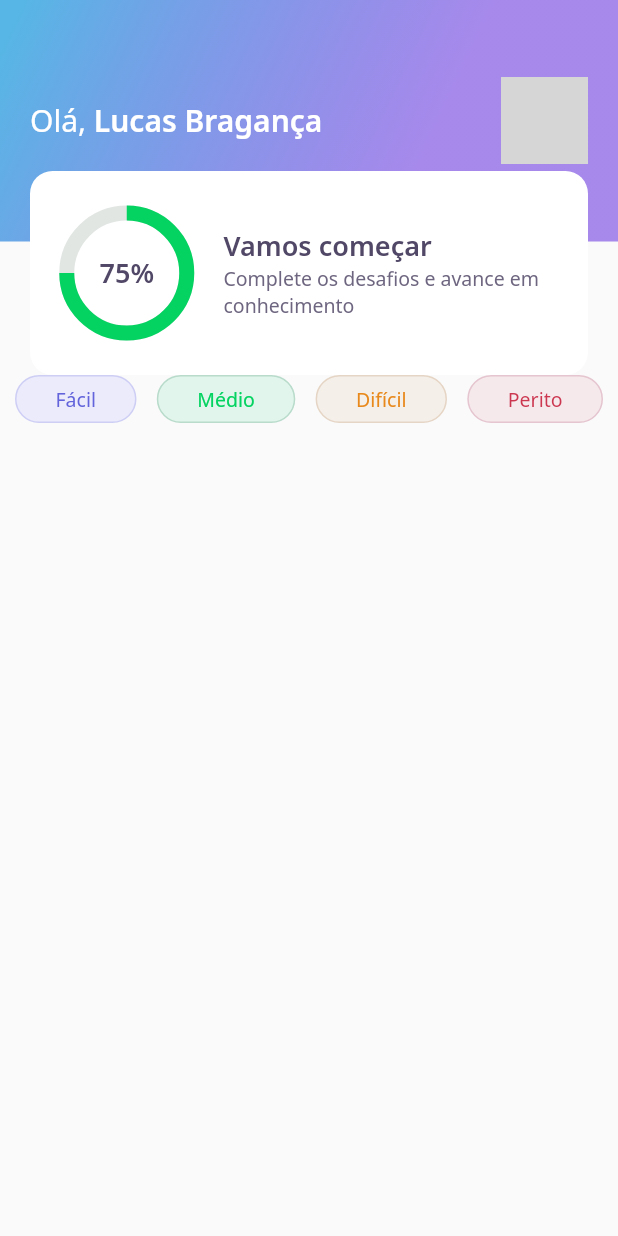
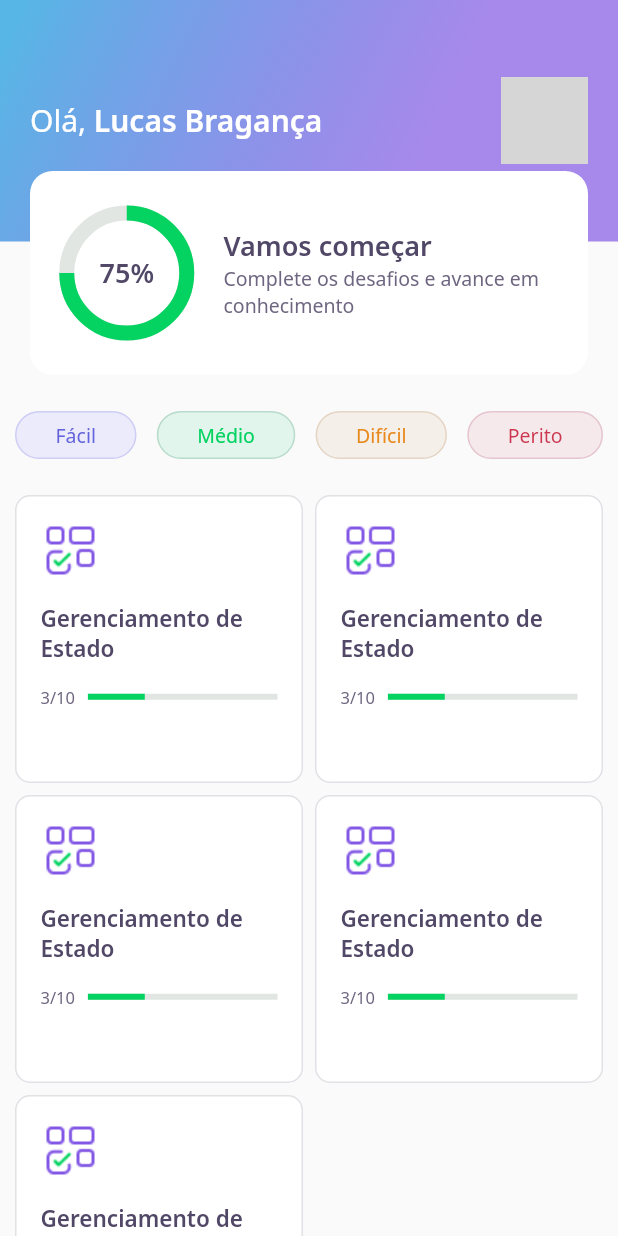
Before and after one commit to Lucas-Braganca/curso-flutter, a Flutter app: the screen it shows after launch, on a phone screen of 412 x 824 dp. Run offline on Flutter 3.47's test engine with Material 2 defaults, Android fonts, the phone set to English and light mode, and no system bars; our stand-ins replace google_fonts; network calls fail; grey boxes are pictures that could not be loaded.

Commit message:
:art: home layout

```diff
--- a/devquiz/lib/home/home_page.dart
+++ b/devquiz/lib/home/home_page.dart
@@ -1,5 +1,6 @@
 import 'package:devquiz/home/widgets/appbar/app_bar_widget.dart';
 import 'package:devquiz/home/widgets/level_button/level_button_widget.dart';
+import 'package:devquiz/home/widgets/quiz_card/quiz_card_widget.dart';
 import 'package:flutter/material.dart';
 
 class HomePage extends StatefulWidget {
@@ -14,7 +15,12 @@ class _HomePageState extends State<HomePage> {
       appBar: AppBarWidget(),
       body: Padding(
         padding: const EdgeInsets.symmetric(horizontal: 10),
-        child: Row(
+        child: Column(
+          children: [
+            SizedBox(
+            height: 24,
+          ),
+            Row(
               mainAxisAlignment: MainAxisAlignment.spaceBetween,
               children: [
                 LevelButtonWidget(
@@ -31,6 +37,25 @@ class _HomePageState extends State<HomePage> {
                 ),
               ],
             ),
+            SizedBox(
+            height: 24,
+          ),
+            Expanded(
+              child: GridView.count(
+                crossAxisSpacing: 8,
+                mainAxisSpacing: 8,
+                crossAxisCount: 2,
+                children: [
+                  QuizCardWidget(),
+                  QuizCardWidget(),
+                  QuizCardWidget(),
+                  QuizCardWidget(),
+                  QuizCardWidget(),
+                ],
+              ),
+            )
+          ],
+        ),
       ),
     );
   }
--- /dev/null
+++ b/devquiz/lib/home/widgets/quiz_card/quiz_card_widget.dart
@@ -0,0 +1,60 @@
+import 'package:devquiz/core/app_colors.dart';
+import 'package:devquiz/core/app_images.dart';
+import 'package:devquiz/core/app_text_styles.dart';
+import 'package:flutter/material.dart';
+
+class QuizCardWidget extends StatelessWidget {
+  @override
+  Widget build(BuildContext context) {
+    return Container(
+      padding: EdgeInsets.all(16),
+      decoration: BoxDecoration(
+        border: Border.fromBorderSide(
+          BorderSide(color: AppColors.border),
+        ),
+        color: AppColors.white,
+        borderRadius: BorderRadius.circular(10),
+      ),
+      child: Column(
+        crossAxisAlignment: CrossAxisAlignment.start,
+        children: [
+          Container(
+            child: Image.asset(AppImages.blocks),
+            height: 40,
+            width: 40,
+          ),
+          SizedBox(
+            height: 15,
+          ),
+          Text(
+            'Gerenciamento de Estado',
+            style: AppTextStyles.heading15,
+          ),
+          SizedBox(
+            height: 15,
+          ),
+          Row(
+            children: [
+              Expanded(
+                flex: 1,
+                child: Text(
+                  '3/10',
+                  style: AppTextStyles.body11,
+                ),
+              ),
+              Expanded(
+                flex: 4,
+                child: LinearProgressIndicator(
+                  value: 0.3,
+                  backgroundColor: AppColors.chartSecondary,
+                  valueColor:
+                      AlwaysStoppedAnimation<Color>(AppColors.chartPrimary),
+                ),
+              )
+            ],
+          )
+        ],
+      ),
+    );
+  }
+}
```
Lines whose indentation alone changed are shown as unchanged.
